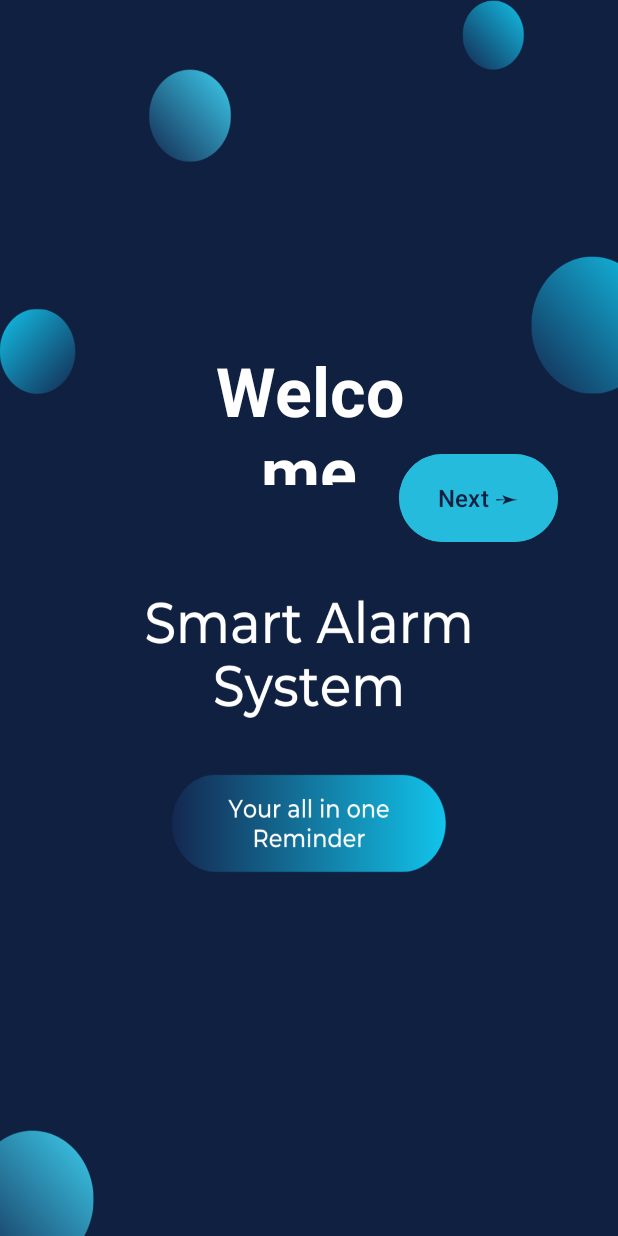
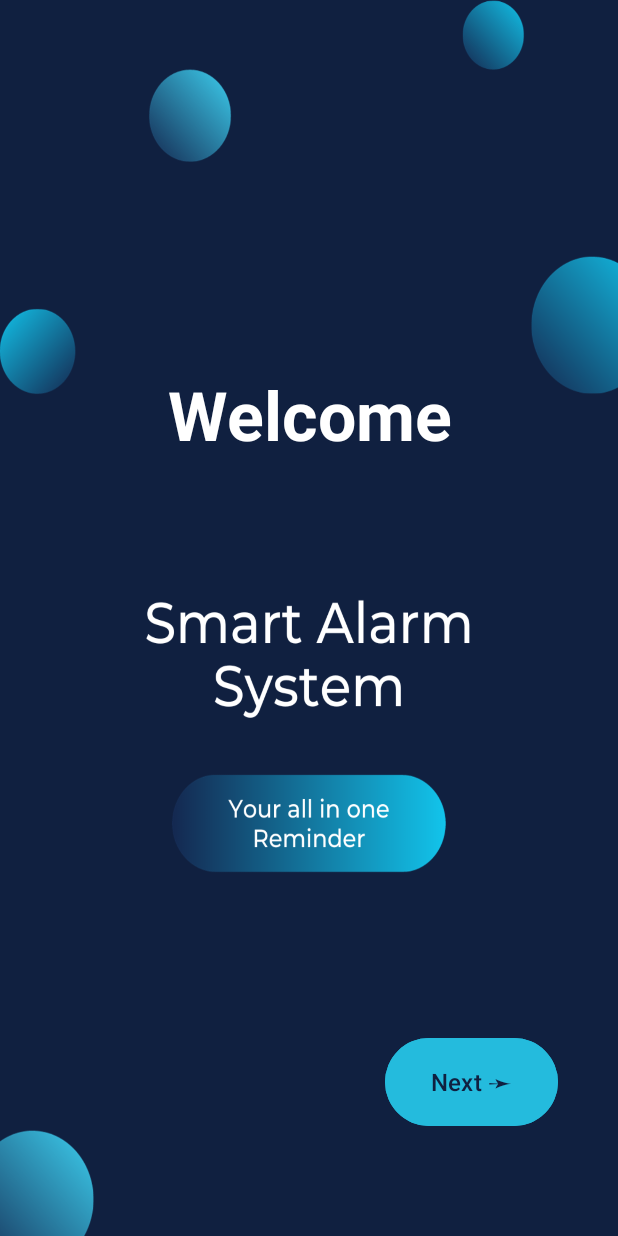
Before and after one commit to FarhanaAkterSuci/ApplicationProject, an Android app: the screen it shows after launch (MainActivity), on a phone screen of 412 x 824 dp. Run offline under Robolectric (Android 15) with nearby library versions, the phone set to English and light mode, and no system bars.

Commit message:
Update activity_main.xml

```diff
--- a/app/src/main/res/layout/activity_main.xml
+++ b/app/src/main/res/layout/activity_main.xml
@@ -1,5 +1,5 @@
 <?xml version="1.0" encoding="utf-8"?>
-<RelativeLayout xmlns:android="http://schemas.android.com/apk/res/android"
+<androidx.constraintlayout.widget.ConstraintLayout xmlns:android="http://schemas.android.com/apk/res/android"
     xmlns:app="http://schemas.android.com/apk/res-auto"
     xmlns:tools="http://schemas.android.com/tools"
     android:id="@+id/homepage"
@@ -52,4 +52,4 @@
         app:layout_constraintVertical_bias="0.666" />
 
 
-</RelativeLayout>
+</androidx.constraintlayout.widget.ConstraintLayout>
```
